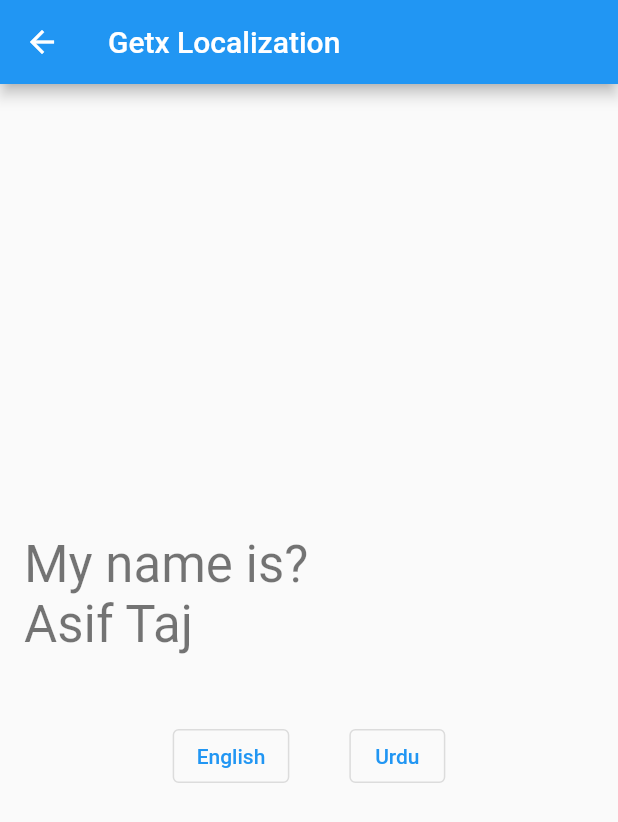
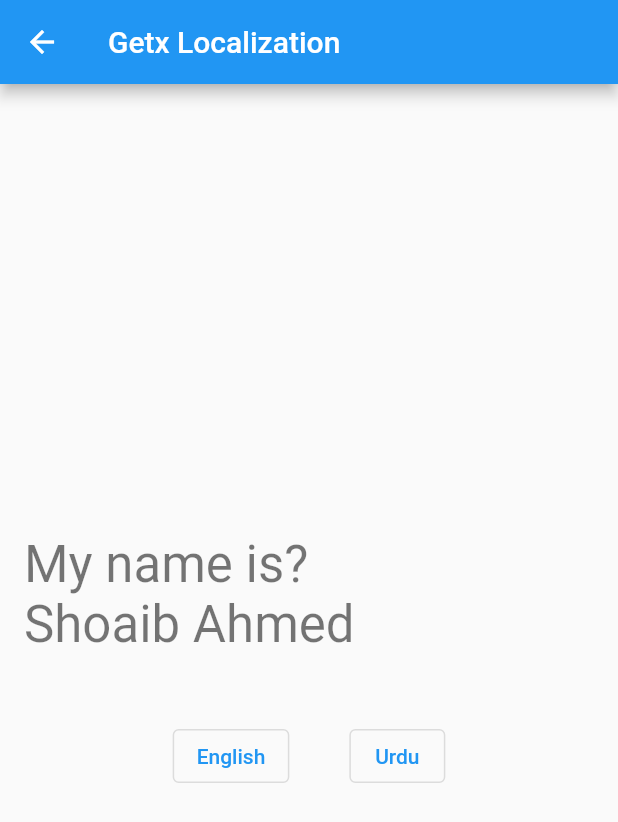
Before and after one commit to SHOAIBAHMED12842/Getx-Implementation, a Flutter app: the screen it shows after launch, after a tap on "GetX Localization", on a phone screen of 412 x 824 dp. Shown: the top 822 px of the screen. Run offline on Flutter 3.47's test engine with Material 2 defaults, Android fonts, the phone set to English and light mode, and no system bars; our stand-ins replace get, image_picker; network calls fail.

Commit message:
Update languages.dart

```diff
--- a/lib/getx_localization/languages.dart
+++ b/lib/getx_localization/languages.dart
@@ -2,15 +2,15 @@ import 'package:get/get_navigation/src/root/internacionalization.dart';
 
 class Languages extends Translations {
 
-  @override
   Map<String, Map<String, String>> get keys => {
         'ur_PK': {
           'message': 'آپ کا نام کیا ہے؟',
-          'name': 'آصف تاج',
+          'name': 'شعیب احمد'
         },
         'en_US': {
           'message': 'My name is?',
-          'name': 'Asif Taj',
+          'name': 'Shoaib Ahmed',
         },
       };
+
 }
```
